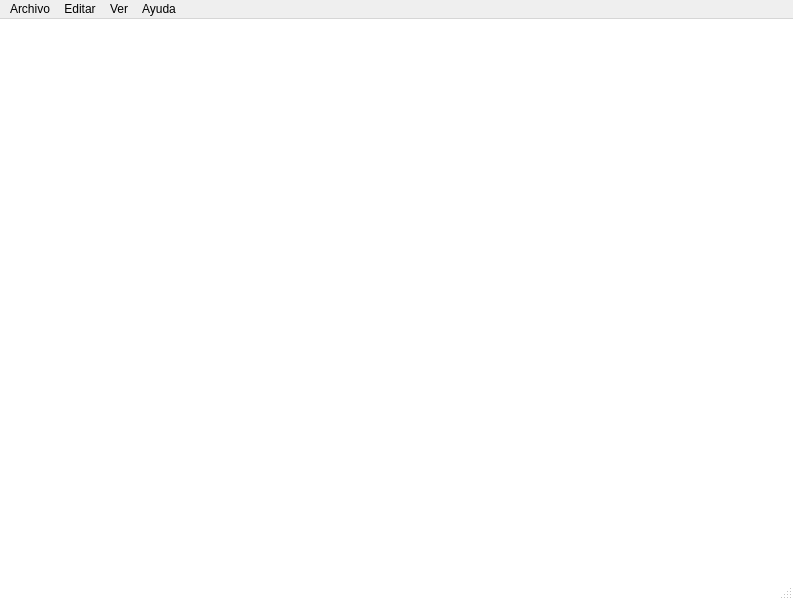
Above: app/ui/MainWindow.ui from caicesardev/Notepy before the change. Below: the same form after it.
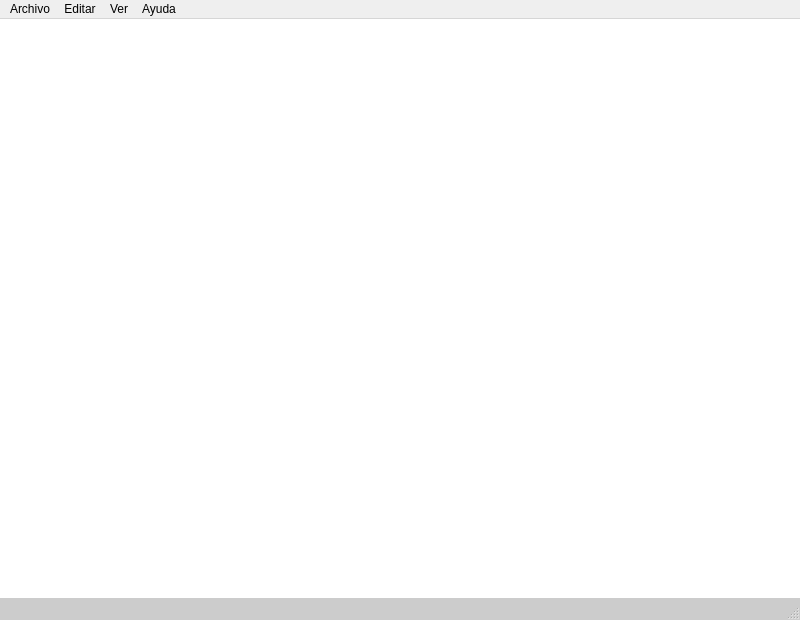
That is the form after the change.

Commit message: Added save and open functionalities but need some minor fixes

```diff
--- a/app/ui/MainWindow.ui
+++ b/app/ui/MainWindow.ui
@@ -6,10 +6,16 @@
    <rect>
     <x>0</x>
     <y>0</y>
-    <width>793</width>
-    <height>600</height>
+    <width>800</width>
+    <height>620</height>
    </rect>
   </property>
+  <property name="minimumSize">
+   <size>
+    <width>250</width>
+    <height>125</height>
+   </size>
+  </property>
   <property name="font">
    <font>
     <family>Roboto</family>
@@ -37,6 +43,9 @@
       <property name="frameShape">
        <enum>QFrame::NoFrame</enum>
       </property>
+      <property name="lineWrapMode">
+       <enum>QPlainTextEdit::NoWrap</enum>
+      </property>
      </widget>
     </item>
    </layout>
@@ -46,7 +55,7 @@
     <rect>
      <x>0</x>
      <y>0</y>
-     <width>793</width>
+     <width>800</width>
      <height>22</height>
     </rect>
    </property>
@@ -127,7 +136,11 @@
    <addaction name="view"/>
    <addaction name="help"/>
   </widget>
-  <widget class="QStatusBar" name="status_bar"/>
+  <widget class="QStatusBar" name="status_bar">
+   <property name="styleSheet">
+    <string notr="true">QStatusBar { background: #cccccc; }</string>
+   </property>
+  </widget>
   <action name="action_new">
    <property name="text">
     <string>Nuevo</string>
```
Left out of the diff: 23 changed lines with no effect on the pictures. The commit also changes 2 other files.
